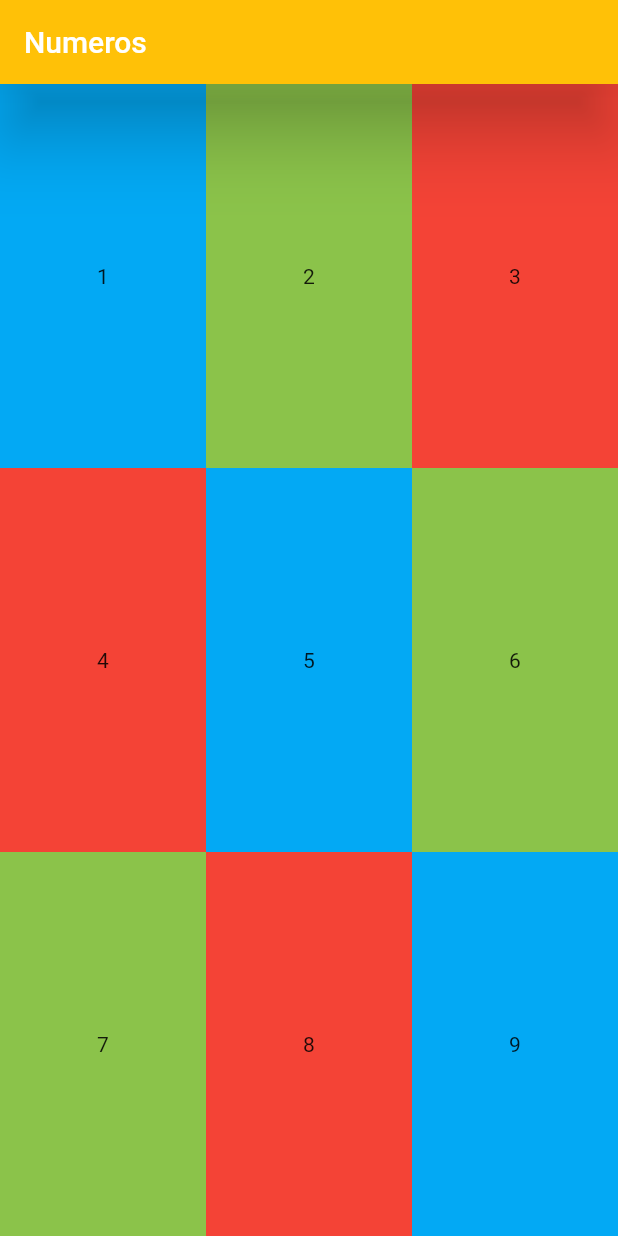
After one commit to asanchezzdam1/22-23_PMDM_Flutter, a Flutter app: the screen it shows after launch, on a phone screen of 412 x 824 dp. The commit adds this screen. Run offline on Flutter 3.47's test engine with Material 2 defaults, Android fonts, the phone set to English and light mode, and no system bars.

Commit message:
Filas extendidas con Media Query

```diff
--- /dev/null
+++ b/eco_sharing/lib/Screens/3_row_col_MQ_screen.dart
@@ -0,0 +1,52 @@
+import 'package:flutter/material.dart';
+
+class RowColMQScreen extends StatelessWidget {
+  const RowColMQScreen({super.key});
+
+  @override
+  Widget build(BuildContext context) {
+    AppBar appBar = AppBar(
+      title: const Text('Numeros'),
+      backgroundColor: Colors.amber,
+      elevation: 20,
+      shadowColor: Colors.black,
+    );
+
+    double tamano =
+        (MediaQuery.of(context).size.height - appBar.preferredSize.height) / 3;
+
+    return Scaffold(
+      appBar: appBar,
+      body: Column(children: [
+        Row(children: [
+          creaBloque(color: Colors.lightBlue, text: '1', height: tamano),
+          creaBloque(color: Colors.lightGreen, text: '2', height: tamano),
+          creaBloque(color: Colors.red, text: '3', height: tamano)
+        ]),
+        Row(children: [
+          creaBloque(color: Colors.red, text: '4', height: tamano),
+          creaBloque(color: Colors.lightBlue, text: '5', height: tamano),
+          creaBloque(color: Colors.lightGreen, text: '6', height: tamano)
+        ]),
+        Row(children: [
+          creaBloque(color: Colors.lightGreen, text: '7', height: tamano),
+          creaBloque(color: Colors.red, text: '8', height: tamano),
+          creaBloque(color: Colors.lightBlue, text: '9', height: tamano)
+        ]),
+      ]),
+    );
+  }
+
+  Expanded creaBloque(
+      {required Color color, required String text, required double height}) {
+    return Expanded(
+        child: Container(
+            color: color,
+            height: height,
+            alignment: Alignment.center,
+            child: Text(
+              text,
+              textAlign: TextAlign.center,
+            )));
+  }
+}
--- a/eco_sharing/lib/main.dart
+++ b/eco_sharing/lib/main.dart
@@ -1,4 +1,4 @@
-import 'package:eco_sharing/Screens/3_row_col_screen.dart';
+import 'package:eco_sharing/Screens/3_row_col_MQ_screen.dart';
 import 'package:flutter/material.dart';
 
 void main() {
@@ -12,7 +12,7 @@ class EcoSharing extends StatelessWidget {
   Widget build(BuildContext context) {
     return const MaterialApp(
       debugShowCheckedModeBanner: false,
-      home: RowColScreen(),
+      home: RowColMQScreen(),
     );
   }
 }
```
